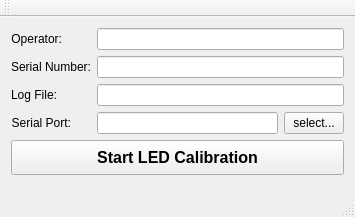
Above: mainwindow.ui from jamesgpeterson/LED_cal before the change. Below: the same form after it.
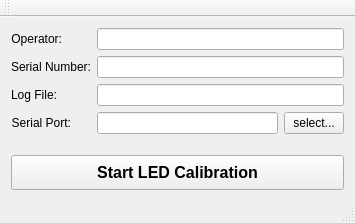
That is the form after the change.

Diff of the .ui file:
```diff
--- a/mainwindow.ui
+++ b/mainwindow.ui
@@ -7,7 +7,7 @@
     <x>0</x>
     <y>0</y>
     <width>355</width>
-    <height>217</height>
+    <height>223</height>
    </rect>
   </property>
   <property name="windowTitle">
@@ -100,6 +100,19 @@
       </item>
      </layout>
     </item>
+    <item>
+     <spacer name="verticalSpacer">
+      <property name="orientation">
+       <enum>Qt::Vertical</enum>
+      </property>
+      <property name="sizeHint" stdset="0">
+       <size>
+        <width>20</width>
+        <height>40</height>
+       </size>
+      </property>
+     </spacer>
+    </item>
     <item>
      <widget class="QPushButton" name="pushButton">
       <property name="sizePolicy">
@@ -126,19 +139,6 @@
       </property>
      </widget>
     </item>
-    <item>
-     <spacer name="verticalSpacer">
-      <property name="orientation">
-       <enum>Qt::Vertical</enum>
-      </property>
-      <property name="sizeHint" stdset="0">
-       <size>
-        <width>20</width>
-        <height>40</height>
-       </size>
-      </property>
-     </spacer>
-    </item>
    </layout>
   </widget>
   <widget class="QMenuBar" name="menuBar">
```
